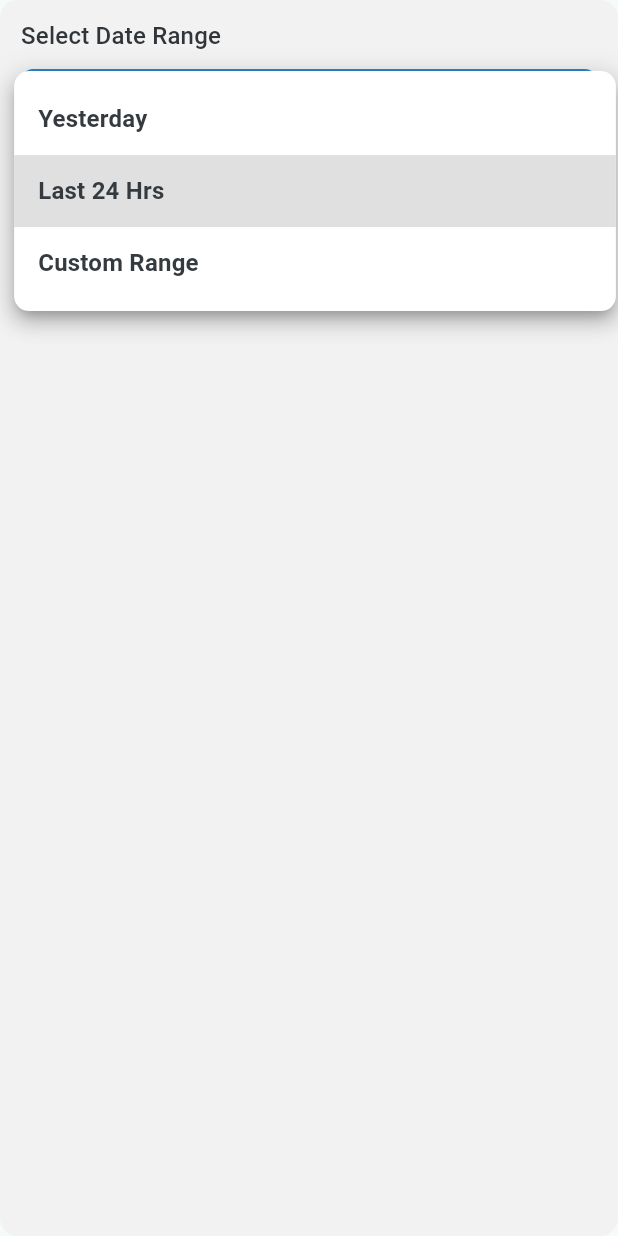
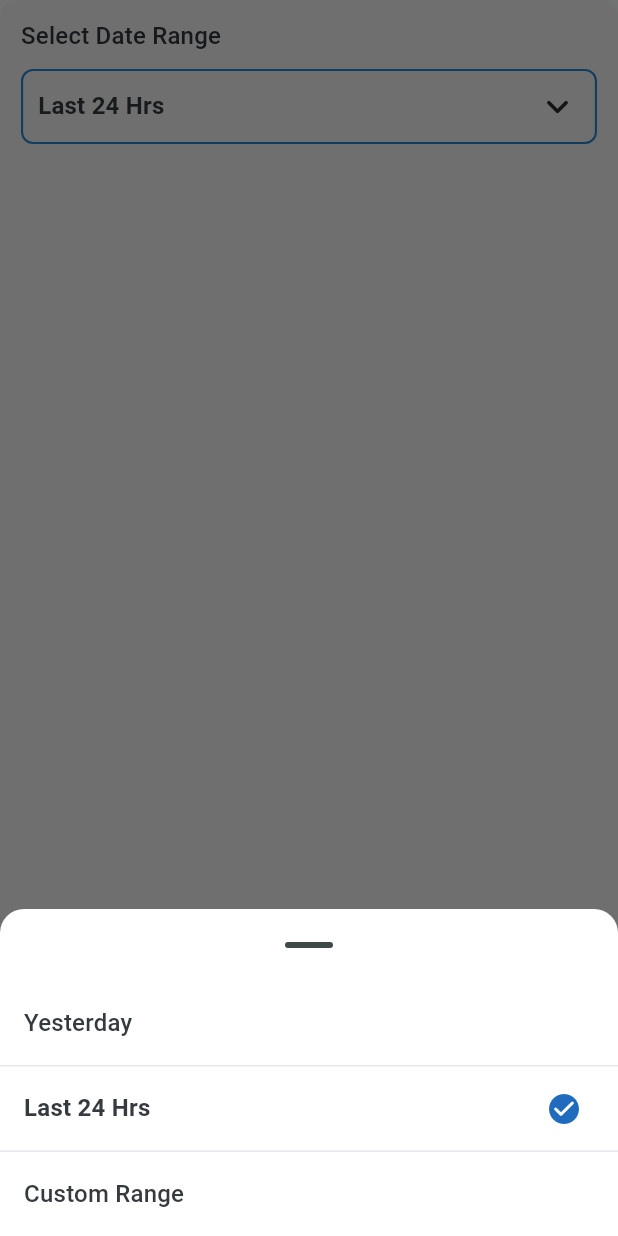
Before and after one commit to flutterDeveloper2206/drifter_buoy, a Flutter app: the _DateRangeCard widget shown alone on an empty page, opened directly with empty values, after a tap on "Last 24 Hrs", on a phone screen of 412 x 824 dp. Run offline on Flutter 3.47's test engine with Material 3 defaults, Android fonts, the phone set to English and light mode, and no system bars; our stand-ins replace another_flushbar, cached_network_image, connectivity_plus, device_info_plus, dio, equatable and 18 more; missing offline and left inert: flutter_file_dialog; accounts and stored records are empty; network calls fail.

Commit message:
Implement enhanced report export workflow, UI refinements for metrics and trajectories, and file management improvements.
- **Export Enhancements**:
    - Refactored `GeneralUserExportBloc` to enforce a step-by-step selection (Date Range -> Report Type -> Format) by making state fields optional.
    - Added validation to ensure required fields are selected before fetching or generating reports.
    - Enhanced PDF export styling in `export_report_dynamic_codec.dart` with a new horizontal header, improved branding (Azista logo), and generation timestamps.
- **File Management**:
    - Integrated `open_filex` to allow users to immediately open exported files after saving to the device.
    - Updated `ExportDeliverableActions` to return the saved file path and support opening files.
    - Replaced the export confirmation dialog with direct "Download" logic and success feedback.
- **UI & Components**:
    - Introduced `AppCommonDropdown`, a reusable custom dropdown component with a bottom-sheet selection style.
    - Replaced standard `DropdownButton` with `AppCommonDropdown` in Export and Metrics pages for a consistent UI.
    - Improved `GeneralUserBuoyOverviewPage` metric layout and alignment for better readability.
    - Added a helpful legend note in the `GeneralUserTrajectoryViewPage` filter sheet.
- **Infrastructure**:
    - Added `open_filex: ^4.7.0` dependency.
    - Bumped app version to `1.0.4` in `GeneralUserProfilePage`.
    - Fixed minor typos in UI labels (e.g., "signal Strength" to "Signal Strength").

```diff
--- /dev/null
+++ b/lib/core/utils/widgets/app_common_dropdown.dart
@@ -0,0 +1,118 @@
+import 'package:flutter/material.dart';
+
+class AppCommonDropdown<T> extends StatelessWidget {
+  const AppCommonDropdown({
+    super.key,
+    required this.value,
+    required this.items,
+    required this.itemLabelBuilder,
+    required this.onChanged,
+    this.placeholder = 'Select',
+  });
+
+  final T? value;
+  final List<T> items;
+  final String Function(T value) itemLabelBuilder;
+  final ValueChanged<T?>? onChanged;
+  final String placeholder;
+
+  @override
+  Widget build(BuildContext context) {
+    final enabled = onChanged != null;
+    return Container(
+      height: 50,
+      decoration: BoxDecoration(
+        color: const Color(0xFFF2F2F2),
+        borderRadius: BorderRadius.circular(8),
+        border: Border.all(color: const Color(0xFF2A86CE), width: 1.4),
+      ),
+      child: Material(
+        color: Colors.transparent,
+        child: InkWell(
+          borderRadius: BorderRadius.circular(8),
+          onTap: enabled
+              ? () async {
+                  final selected = await showModalBottomSheet<T>(
+                    context: context,
+                    backgroundColor: Colors.white,
+                    showDragHandle: true,
+                    shape: const RoundedRectangleBorder(
+                      borderRadius: BorderRadius.vertical(
+                        top: Radius.circular(16),
+                      ),
+                    ),
+                    builder: (sheetContext) {
+                      return SafeArea(
+                        top: false,
+                        child: ListView.separated(
+                          shrinkWrap: true,
+                          itemCount: items.length,
+                          separatorBuilder: (_, __) => const Divider(
+                            height: 1,
+                            color: Color(0xFFE5E7EB),
+                          ),
+                          itemBuilder: (context, index) {
+                            final item = items[index];
+                            final isCurrent = item == value;
+                            return ListTile(
+                              title: Text(
+                                itemLabelBuilder(item),
+                                style: Theme.of(context).textTheme.titleMedium
+                                    ?.copyWith(
+                                      color: const Color(0xFF353A3F),
+                                      fontWeight: isCurrent
+                                          ? FontWeight.w700
+                                          : FontWeight.w500,
+                                    ),
+                              ),
+                              trailing: isCurrent
+                                  ? const Icon(
+                                      Icons.check_circle_rounded,
+                                      color: Color(0xFF206BBE),
+                                    )
+                                  : null,
+                              onTap: () => Navigator.of(sheetContext).pop(item),
+                            );
+                          },
+                        ),
+                      );
+                    },
+                  );
+                  if (selected != null) {
+                    onChanged!(selected);
+                  }
+                }
+              : null,
+          child: Padding(
+            padding: const EdgeInsets.symmetric(horizontal: 10),
+            child: Row(
+              children: [
+                Expanded(
+                  child: Text(
+                    value != null ? itemLabelBuilder(value as T) : placeholder,
+                    style: Theme.of(context).textTheme.titleMedium?.copyWith(
+                      color: enabled
+                          ? (value == null
+                                ? const Color(0xFF8A8F94)
+                                : const Color(0xFF353A3F))
+                          : const Color(0xFF8A8F94),
+                      fontWeight: FontWeight.w600,
+                    ),
+                    overflow: TextOverflow.ellipsis,
+                  ),
+                ),
+                Icon(
+                  Icons.keyboard_arrow_down_rounded,
+                  color: enabled
+                      ? const Color(0xFF272C31)
+                      : const Color(0xFF8A8F94),
+                  size: 30,
+                ),
+              ],
+            ),
+          ),
+        ),
+      ),
+    );
+  }
+}
--- a/lib/features/general_user/presentation/pages/general_user_profile_page.dart
+++ b/lib/features/general_user/presentation/pages/general_user_profile_page.dart
@@ -209,7 +209,7 @@ class _GeneralUserProfilePageState extends State<GeneralUserProfilePage> {
                                         ),
                                       ),
                                       SizedBox(height: 20,),
-                                      Text('V 1.0.3'),
+                                      Text('V 1.0.4'),
                                       const Spacer(),
                                       SizedBox(
                                         width: double.infinity,
--- a/pubspec.yaml
+++ b/pubspec.yaml
@@ -59,6 +59,7 @@ dependencies:
   firebase_core: ^4.7.0
   firebase_messaging: ^16.2.0
   flutter_local_notifications: ^20.1.0
+  open_filex: ^4.7.0
 
 dev_dependencies:
   flutter_test:
```
Also changed, not shown: lib/core/utils/export_deliverable_actions.dart (+35 -3 lines), lib/core/utils/export_report_dynamic_codec.dart (+47 -43 lines), lib/features/general_user/presentation/bloc/export/general_user_export_bloc.dart (+69 -28 lines), lib/features/general_user/presentation/bloc/export/general_user_export_state.dart (+12 -9 lines), lib/features/general_user/presentation/pages/general_user_buoy_overview_page.dart (+11 -6 lines), lib/features/general_user/presentation/pages/general_user_export_page.dart (+115 -128 lines), lib/features/general_user/presentation/pages/general_user_metrics_page.dart (+7 -29 lines), lib/features/general_user/presentation/pages/general_user_trajectory_view_page.dart (+29 -7 lines), pubspec.lock.
